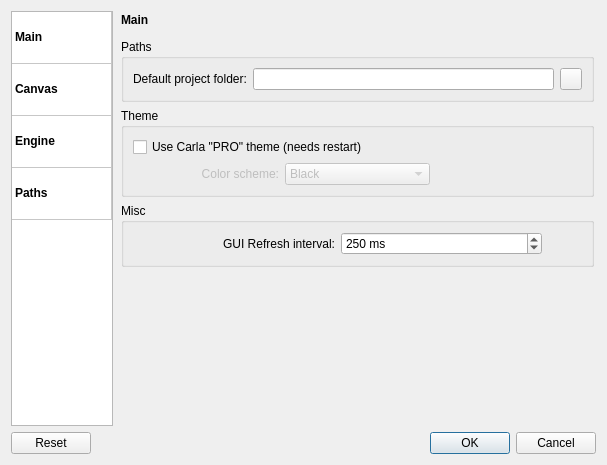
First picture: the form in resources/ui/carla_settings.ui, repository falkTX/Carla, before the edit.
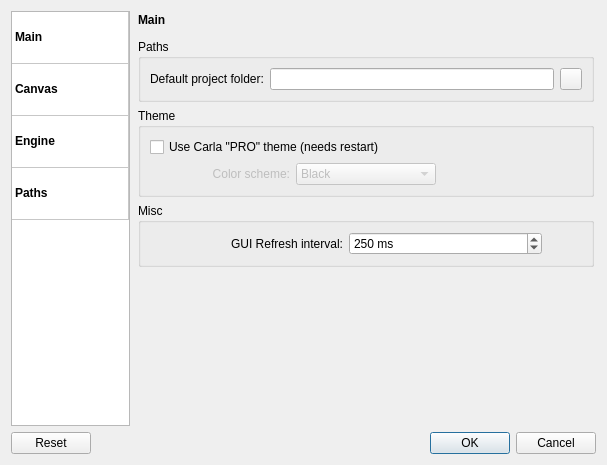
Second picture: the form after the edit. Icons and pictures are not drawn.

Commit message: Fix settings left-side width

```diff
--- a/resources/ui/carla_settings.ui
+++ b/resources/ui/carla_settings.ui
@@ -24,12 +24,6 @@
     <layout class="QHBoxLayout" name="horizontalLayout_3">
      <item>
       <widget class="QTableWidget" name="lw_page">
-       <property name="maximumSize">
-        <size>
-         <width>125</width>
-         <height>16777215</height>
-        </size>
-       </property>
        <property name="editTriggers">
         <set>QAbstractItemView::NoEditTriggers</set>
        </property>
```
Left out of the diff: 14 changed lines with no effect on the pictures. The commit also changes 1 other file.
